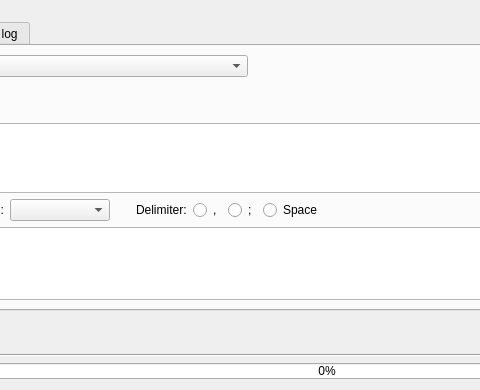
First picture: the form in core/ui/toolbars/utilities/csv.ui, repository Giswater/giswater_qgis_plugin, before the edit; both pictures show x 121 to 601 and y 0 to 390 of the 896 by 390 pixel window.
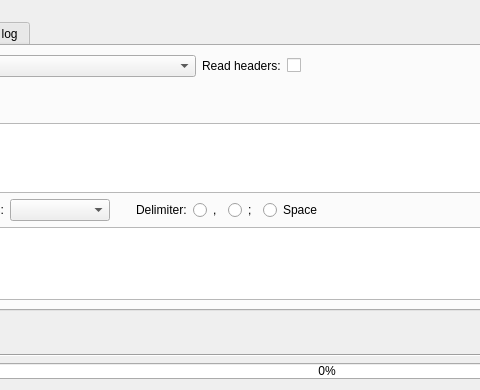
Second picture: the form after the edit.

Commit message: Enhancement: add check read headers on import csv form

Diff of the .ui file:
```diff
--- a/core/ui/toolbars/utilities/csv.ui
+++ b/core/ui/toolbars/utilities/csv.ui
@@ -109,6 +109,20 @@
               </property>
              </widget>
             </item>
+            <item>
+             <widget class="QLabel" name="lbl_import_header">
+              <property name="text">
+               <string>Read headers:</string>
+              </property>
+             </widget>
+            </item>
+            <item>
+             <widget class="QCheckBox" name="chk_import_header">
+              <property name="text">
+               <string/>
+              </property>
+             </widget>
+            </item>
             <item>
              <spacer name="horizontalSpacer">
               <property name="orientation">
```
The commit also changes 2 other files.
